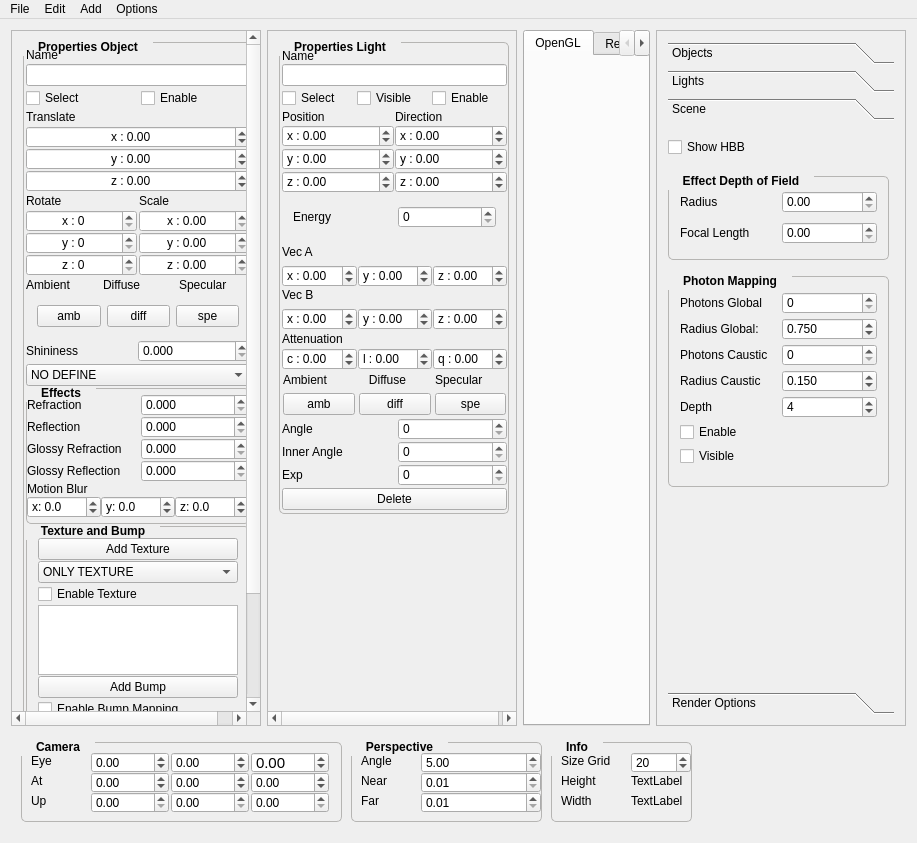
First picture: the form in mainwindow.ui, repository danilob/Raytracing, before the edit.
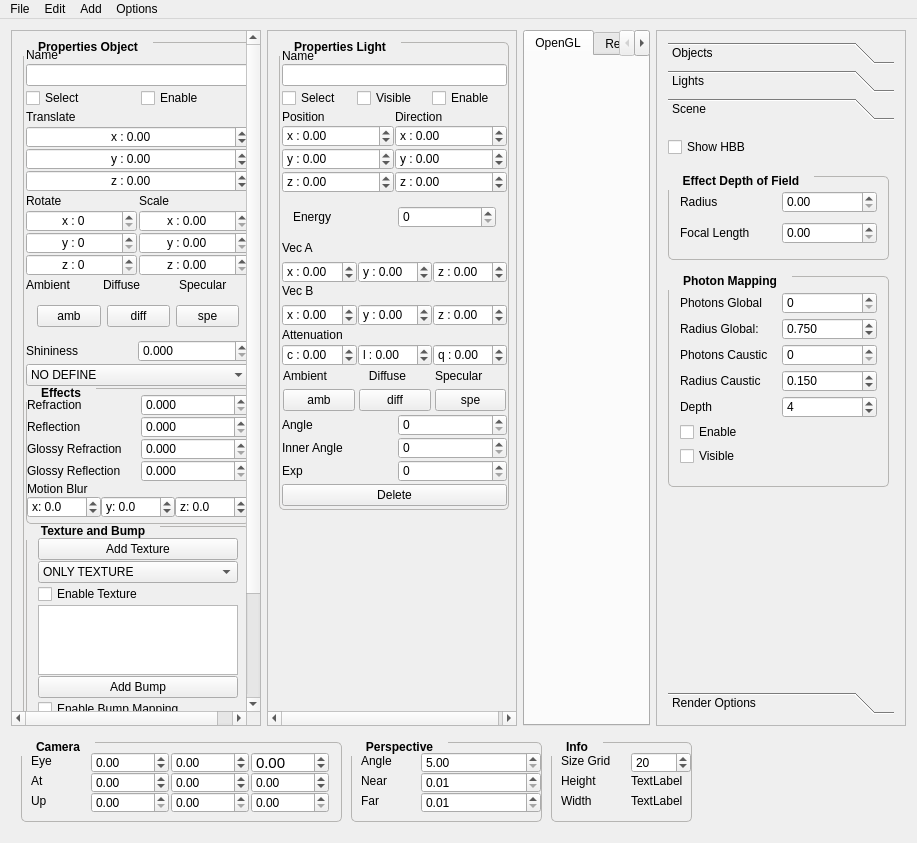
Second picture: the form after the edit. Custom widgets are drawn as their Qt base class.

```diff
--- a/mainwindow.ui
+++ b/mainwindow.ui
@@ -1157,17 +1157,6 @@
                 </widget>
                </item>
                <item>
-                <widget class="QFrame" name="vectorsLayoutLight">
-                 <layout class="QVBoxLayout" name="vectorsLayout">
-                  <property name="spacing">
-                   <number>1</number>
-                  </property>
-                  <property name="margin">
-                   <number>0</number>
-                  </property>
-                  <item>
-                   <layout class="QVBoxLayout" name="verticalLayout_9">
-                    <item>
                      <widget class="QFrame" name="energyFrame">
                       <layout class="QHBoxLayout" name="energyLayout">
                        <item>
@@ -1190,6 +1179,17 @@
                       </layout>
                      </widget>
                     </item>
+               <item>
+                <widget class="QFrame" name="vectorsLayoutLight">
+                 <layout class="QVBoxLayout" name="vectorsLayout">
+                  <property name="spacing">
+                   <number>1</number>
+                  </property>
+                  <property name="margin">
+                   <number>0</number>
+                  </property>
+                  <item>
+                   <layout class="QVBoxLayout" name="verticalLayout_9">
                     <item>
                      <widget class="QLabel" name="label_24">
                       <property name="text">
```
Lines whose indentation alone changed are shown as unchanged.
